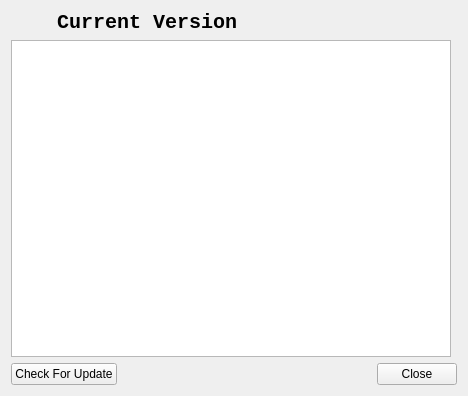
The window that CertMan/about_dlg.ui (jykim74/CertMan) describes before a commit, drawn with Qt 5.
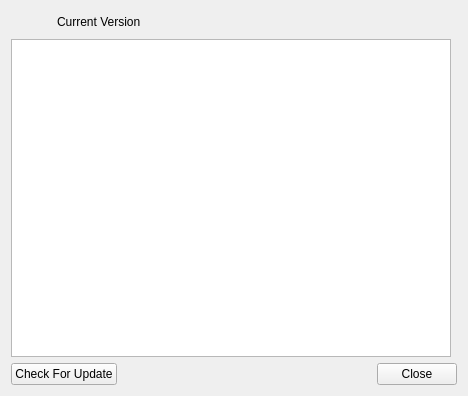
The same window after the commit. Icons and pictures are not drawn.

Diff of the .ui file:
```diff
--- a/CertMan/about_dlg.ui
+++ b/CertMan/about_dlg.ui
@@ -21,14 +21,6 @@
      </property>
      <item row="0" column="1">
       <widget class="QLabel" name="mVersionLabel">
-       <property name="font">
-        <font>
-         <family>Consolas</family>
-         <pointsize>15</pointsize>
-         <weight>75</weight>
-         <bold>true</bold>
-        </font>
-       </property>
        <property name="text">
         <string>Current Version</string>
        </property>
```
